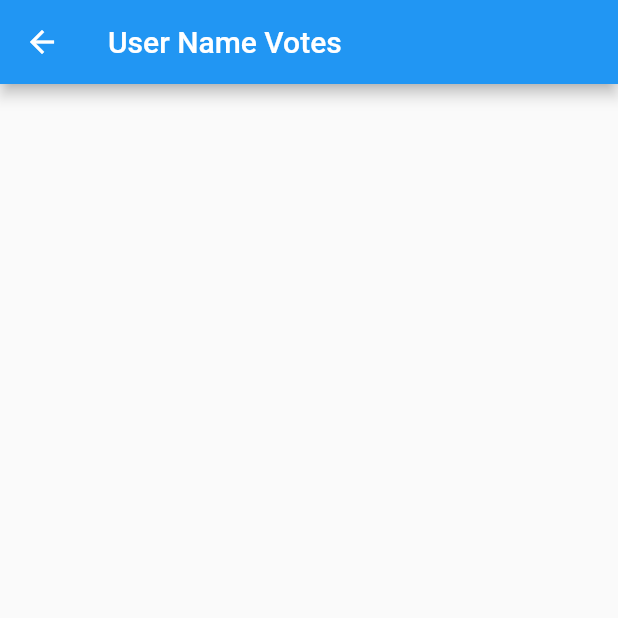
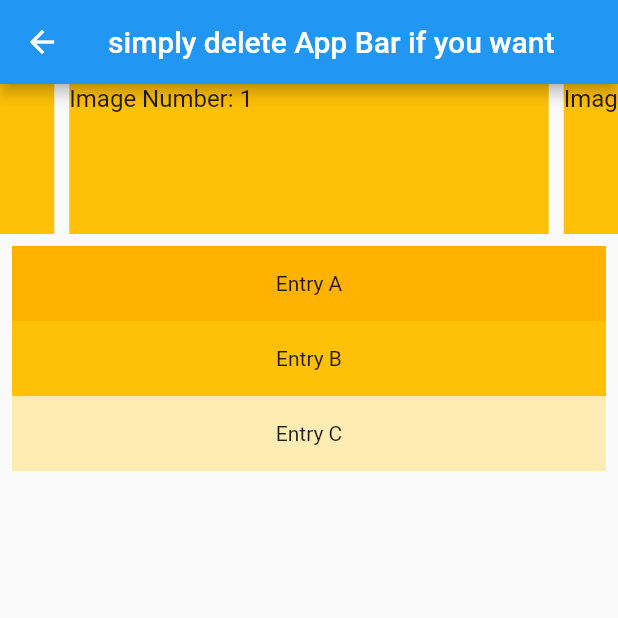
Before and after one commit to OfficeNextDoor/OfficeNextDoor, a Flutter app: the screen it shows after launch, after a tap on "DetailPage!", on a phone screen of 412 x 824 dp, the top half of it. Run offline on Flutter 3.47's test engine with Material 2 defaults, Android fonts, the phone set to English and light mode, and no system bars; drawn by our look-alikes of carousel_slider; our stand-ins replace cloud_firestore, google_maps_flutter; accounts and stored records are empty.

Commit message:
Add prototype of detail_view

```diff
--- /dev/null
+++ b/lib/detail_view.dart
@@ -0,0 +1,77 @@
+import 'package:carousel_slider/carousel_slider.dart';
+import 'package:flutter/material.dart';
+
+class DetailView extends StatefulWidget {
+  @override
+  State<DetailView> createState() => DetailViewState();
+}
+
+class DetailViewState extends State<DetailView> {
+  @override
+  Widget build(BuildContext context) {
+    return Scaffold(
+      appBar: AppBar(
+        title: Text("simply delete App Bar if you want"),
+      ),
+      body: Column(
+        children: <Widget>[
+          ImageCarousel(),
+          DetailList(),
+          // StickyFooterButton()
+        ],
+      ),
+    );
+  }
+}
+
+class DetailList extends StatelessWidget {
+  @override
+  Widget build(BuildContext context) {
+    return Expanded(
+        child: SizedBox(
+            height: 200,
+            child: ListView(
+              padding: const EdgeInsets.all(8),
+              children: <Widget>[
+                Container(
+                  height: 50,
+                  color: Colors.amber[600],
+                  child: const Center(child: Text('Entry A')),
+                ),
+                Container(
+                  height: 50,
+                  color: Colors.amber[500],
+                  child: const Center(child: Text('Entry B')),
+                ),
+                Container(
+                  height: 50,
+                  color: Colors.amber[100],
+                  child: const Center(child: Text('Entry C')),
+                ),
+              ],
+            )));
+  }
+}
+
+class ImageCarousel extends StatelessWidget {
+  @override
+  Widget build(BuildContext context) {
+    return CarouselSlider(
+      height: 100.0,
+      items: [1, 2, 3, 4, 5].map((i) {
+        return Builder(
+          builder: (BuildContext context) {
+            return Container(
+                width: MediaQuery.of(context).size.width,
+                margin: EdgeInsets.symmetric(horizontal: 5.0),
+                decoration: BoxDecoration(color: Colors.amber),
+                child: Text(
+                  'Image Number: $i',
+                  style: TextStyle(fontSize: 16.0),
+                ));
+          },
+        );
+      }).toList(),
+    );
+  }
+}
--- a/lib/main.dart
+++ b/lib/main.dart
@@ -1,5 +1,5 @@
 import 'package:flutter/material.dart';
-import 'package:office_next_door/firebase_example.dart';
+import 'package:office_next_door/detail_view.dart';
 import 'map.dart';
 
 void main() {
@@ -12,7 +12,7 @@ void main() {
       // When navigating to the "/" route, build the FirstScreen widget.
       '/': (context) => MapView(),
       // When navigating to the "/second" route, build the SecondScreen widget.
-      '/second': (context) => FirebaseExample(),
+      '/second': (context) => DetailView(),
     },
   ));
 }
--- a/pubspec.yaml
+++ b/pubspec.yaml
@@ -26,6 +26,8 @@ dependencies:
   # Use with the CupertinoIcons class for iOS style icons.
   cupertino_icons: ^0.1.2
   google_maps_flutter:
+  carousel_slider: ^1.3.0
+
 
 dev_dependencies:
   flutter_test:
```
